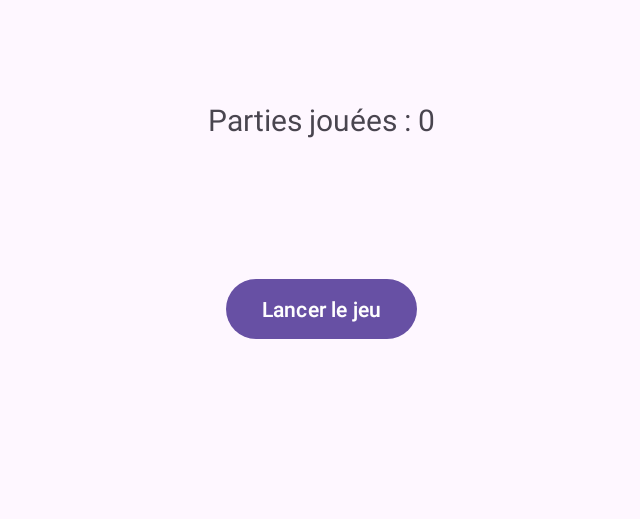
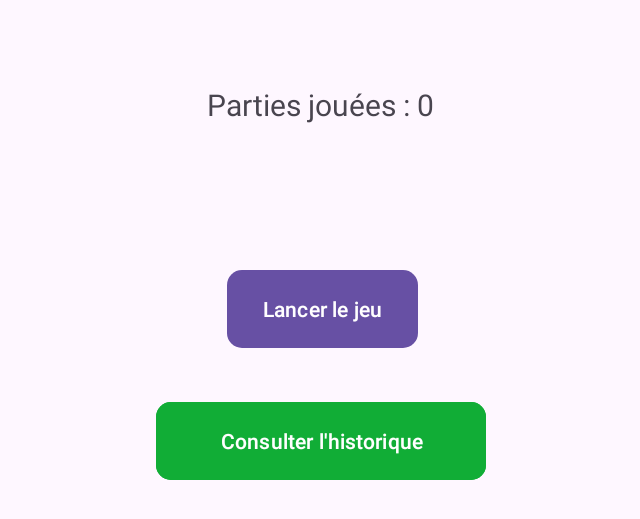
Before and after one commit to JayroZeppely/HoleShot, an Android app: the screen it shows after launch (MainActivity), on a phone screen of 824 x 412 dp (held sideways). Shown: the top 519 px of the screen, without its empty margins (296-936 px from the left). Run offline under Robolectric (Android 15) with nearby library versions, the phone set to English and light mode, and no system bars.

Commit message:
ajout gameplay jeu et nouvelles activity

```diff
--- a/app/src/main/java/helloandroid/ut3/holeshot/GameActivity.java
+++ b/app/src/main/java/helloandroid/ut3/holeshot/GameActivity.java
@@ -47,7 +47,7 @@ public class GameActivity extends AppCompatActivity {
                 timeText.setText(String.valueOf(timer));
                 gameHandler.postDelayed(this, 1000);
             } else {
-                Intent intent = new Intent(GameActivity.this, MainActivity.class);
+                Intent intent = new Intent(GameActivity.this, ResultActivity.class);
                 startActivity(intent);
             }
         }
--- a/app/src/main/java/helloandroid/ut3/holeshot/MainActivity.java
+++ b/app/src/main/java/helloandroid/ut3/holeshot/MainActivity.java
@@ -24,6 +24,8 @@ public class MainActivity extends AppCompatActivity {
         // Récupération des vues (bouton et label)
         TextView gamesPlayedLabel = findViewById(R.id.games_played_label);
         Button startGameButton = findViewById(R.id.start_game_button);
+        Button btnHisto = findViewById(R.id.btn_histo);
+
 
         // --- GESTION DU COMPTEUR DE PARTIES AVEC SHARED PREFERENCES ---
         SharedPreferences sharedPref = getSharedPreferences("HoleShotPrefs", Context.MODE_PRIVATE);
@@ -52,6 +54,15 @@ public class MainActivity extends AppCompatActivity {
                 startActivity(intent);
             }
         });
+
+        btnHisto.setOnClickListener(new View.OnClickListener() {
+            @Override
+            public void onClick(View v) {
+                // Lancer la GameActivity
+                Intent intent = new Intent(MainActivity.this, HistoriqueActivity.class);
+                startActivity(intent);
+            }
+        });
     }
 
     @Override
--- a/app/src/main/res/layout/activity_main.xml
+++ b/app/src/main/res/layout/activity_main.xml
@@ -1,5 +1,6 @@
 <?xml version="1.0" encoding="utf-8"?>
-<RelativeLayout xmlns:android="http://schemas.android.com/apk/res/android"
+<androidx.constraintlayout.widget.ConstraintLayout xmlns:android="http://schemas.android.com/apk/res/android"
+    xmlns:app="http://schemas.android.com/apk/res-auto"
     xmlns:tools="http://schemas.android.com/tools"
     android:layout_width="match_parent"
     android:layout_height="match_parent"
@@ -11,15 +12,39 @@
         android:layout_width="wrap_content"
         android:layout_height="wrap_content"
         android:layout_centerHorizontal="true"
-        android:layout_marginTop="50dp"
+        android:layout_marginTop="40dp"
         android:textSize="20sp"
+        app:layout_constraintEnd_toEndOf="parent"
+        app:layout_constraintHorizontal_bias="0.498"
+        app:layout_constraintStart_toStartOf="parent"
+        app:layout_constraintTop_toTopOf="parent"
         tools:text="Nombre de parties jouées : 42" />
 
     <Button
         android:id="@+id/start_game_button"
         android:layout_width="wrap_content"
-        android:layout_height="wrap_content"
+        android:layout_height="60dp"
         android:layout_centerInParent="true"
-        android:text="Lancer le jeu" />
+        android:text="Lancer le jeu"
+        app:cornerRadius="10dp"
+        app:layout_constraintBottom_toBottomOf="parent"
+        app:layout_constraintEnd_toEndOf="parent"
+        app:layout_constraintHorizontal_bias="0.5"
+        app:layout_constraintStart_toStartOf="parent"
+        app:layout_constraintTop_toTopOf="parent"
+        app:layout_constraintVertical_bias="0.5" />
 
-</RelativeLayout>
+    <Button
+        android:id="@+id/btn_histo"
+        android:layout_width="220dp"
+        android:layout_height="60dp"
+        android:layout_marginTop="28dp"
+        android:text="Consulter l'historique"
+        android:backgroundTint="#11AD36"
+        app:cornerRadius="10dp"
+        app:layout_constraintEnd_toEndOf="parent"
+        app:layout_constraintHorizontal_bias="0.499"
+        app:layout_constraintStart_toStartOf="parent"
+        app:layout_constraintTop_toBottomOf="@+id/start_game_button" />
+
+</androidx.constraintlayout.widget.ConstraintLayout>
--- a/app/src/main/res/values/strings.xml
+++ b/app/src/main/res/values/strings.xml
@@ -1,3 +1,4 @@
 <resources>
     <string name="app_name">HoleShot</string>
+    <string name="title_activity_historique">HistoriqueActivity</string>
 </resources>
--- a/build.gradle.kts
+++ b/build.gradle.kts
@@ -1,4 +1,6 @@
 // Top-level build file where you can add configuration options common to all sub-projects/modules.
 plugins {
     alias(libs.plugins.android.application) apply false
+    alias(libs.plugins.kotlin.android) apply false
+    alias(libs.plugins.kotlin.compose) apply false
 }
```
Also changed, not shown: app/build.gradle.kts (+16 -0 lines), app/src/main/AndroidManifest.xml (+15 -5 lines), app/src/main/java/helloandroid/ut3/holeshot/GameView.java (+99 -3 lines), app/src/main/java/helloandroid/ut3/holeshot/HistoriqueActivity.java (added, +24 -0 lines), app/src/main/java/helloandroid/ut3/holeshot/ResultActivity.java (added, +37 -0 lines), app/src/main/res/layout/activity_historique.xml (added, +10 -0 lines), app/src/main/res/layout/activity_result.xml (added, +45 -0 lines), gradle/libs.versions.toml (+16 -0 lines).
